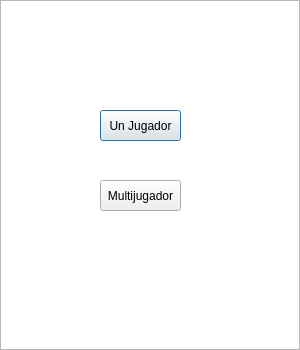
The window that unodos.ui (SantiagoTadio/SpaceOdissey2) describes before a commit, drawn with Qt 5.
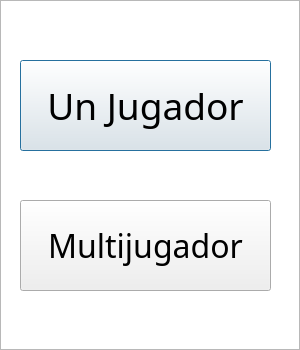
The same window after the commit.

What changed in the file:
```diff
--- a/unodos.ui
+++ b/unodos.ui
@@ -26,12 +26,18 @@
   <widget class="QPushButton" name="uno">
    <property name="geometry">
     <rect>
-     <x>100</x>
-     <y>110</y>
-     <width>81</width>
-     <height>31</height>
+     <x>20</x>
+     <y>60</y>
+     <width>251</width>
+     <height>91</height>
     </rect>
    </property>
+   <property name="font">
+    <font>
+     <family>BankGothic Md BT</family>
+     <pointsize>28</pointsize>
+    </font>
+   </property>
    <property name="text">
     <string>Un Jugador</string>
    </property>
@@ -39,12 +45,18 @@
   <widget class="QPushButton" name="dos">
    <property name="geometry">
     <rect>
-     <x>100</x>
-     <y>180</y>
-     <width>81</width>
-     <height>31</height>
+     <x>20</x>
+     <y>200</y>
+     <width>251</width>
+     <height>91</height>
     </rect>
    </property>
+   <property name="font">
+    <font>
+     <family>BankGothic Md BT</family>
+     <pointsize>24</pointsize>
+    </font>
+   </property>
    <property name="text">
     <string>Multijugador</string>
    </property>
```
